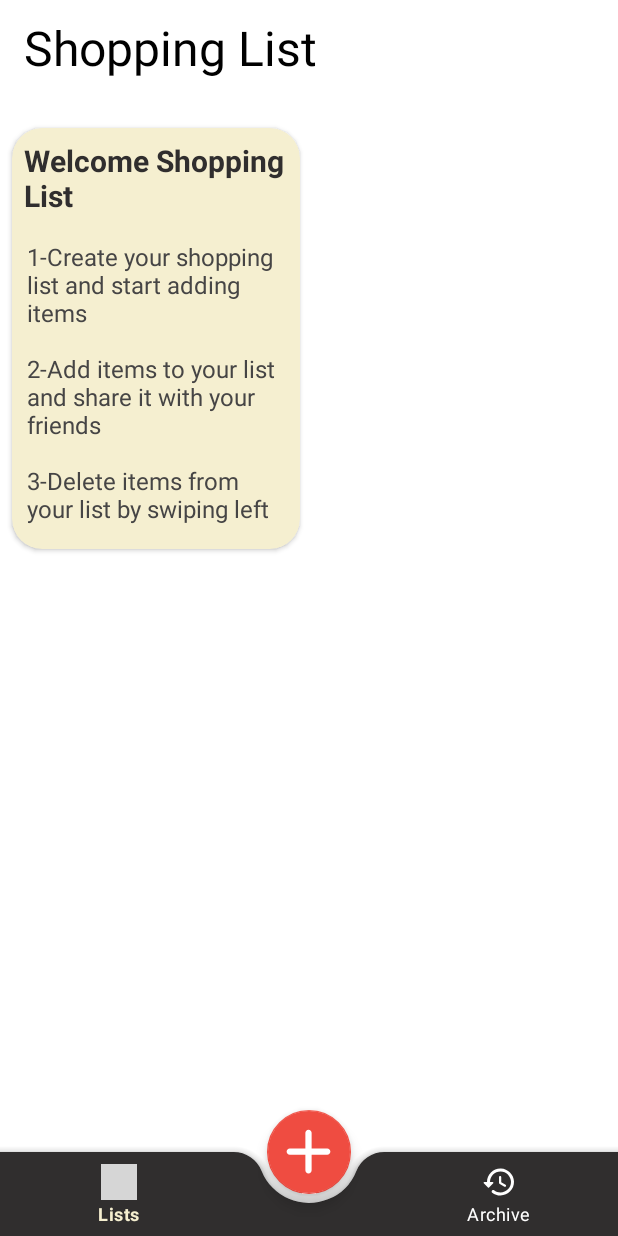
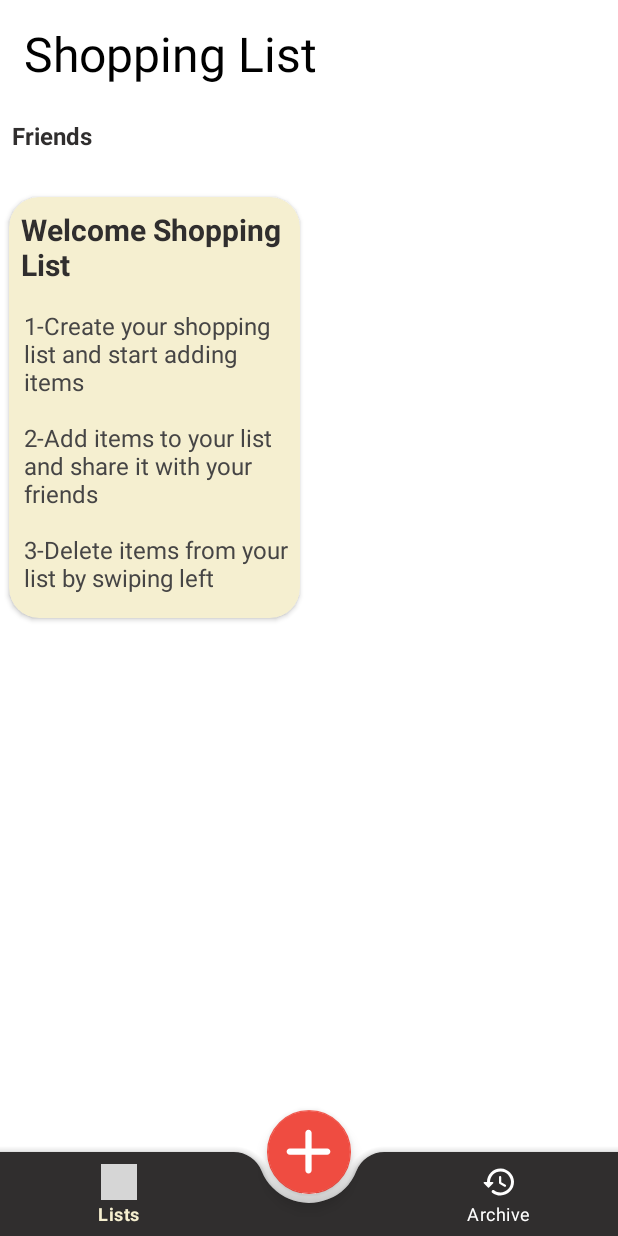
Before and after one commit to yuciferr/ShoppingListApp, an Android app: the screen it shows after launch once a user with an empty profile is signed in (MainActivity), on a phone screen of 412 x 824 dp. Run offline under Robolectric (Android 15) with nearby library versions, the phone set to English and light mode, and no system bars; our stand-ins replace CircleImageView, Firebase (no records; nobody signed in at launch, a user with empty details on screens opened directly), Picasso; grey boxes are pictures that could not be loaded.

Commit message:
Homepage nestedscrollview with two recyclerview

```diff
--- a/app/src/main/res/layout/activity_main.xml
+++ b/app/src/main/res/layout/activity_main.xml
@@ -17,9 +17,9 @@
         android:textColor="@color/black"
         android:textSize="32sp"
         android:textStyle="normal"
-        app:layout_constraintBottom_toTopOf="@+id/coordinatorLayout"
+        app:layout_constraintBottom_toBottomOf="@+id/profile_pic"
         app:layout_constraintStart_toStartOf="parent"
-        app:layout_constraintTop_toTopOf="parent" />
+        app:layout_constraintTop_toTopOf="@+id/profile_pic" />
 
     <de.hdodenhof.circleimageview.CircleImageView
         android:id="@+id/profile_pic"
--- a/app/src/main/res/layout/activity_sign_up.xml
+++ b/app/src/main/res/layout/activity_sign_up.xml
@@ -128,7 +128,7 @@
         android:layout_width="150dp"
         android:layout_height="150dp"
         android:layout_marginTop="45dp"
-        android:background="@drawable/pp"
+        android:src="@drawable/pp"
         app:layout_constraintEnd_toEndOf="parent"
         app:layout_constraintStart_toStartOf="parent"
         app:layout_constraintTop_toBottomOf="@+id/textView2" />
--- a/app/src/main/res/layout/fragment_lists.xml
+++ b/app/src/main/res/layout/fragment_lists.xml
@@ -1,17 +1,58 @@
 <?xml version="1.0" encoding="utf-8"?>
 <FrameLayout xmlns:android="http://schemas.android.com/apk/res/android"
+    xmlns:app="http://schemas.android.com/apk/res-auto"
     xmlns:tools="http://schemas.android.com/tools"
     android:layout_width="match_parent"
     android:layout_height="match_parent"
     tools:context=".Fragments.ListsFragment">
 
-    <androidx.recyclerview.widget.RecyclerView
-        android:id="@+id/recyclerView"
+    <androidx.core.widget.NestedScrollView
         android:layout_width="match_parent"
-        android:layout_height="match_parent"
-        android:layout_marginLeft="2dp"
-        android:layout_marginTop="16dp"
-        android:layout_marginRight="2dp"/>
+        android:layout_height="match_parent">
+
+        <androidx.constraintlayout.widget.ConstraintLayout
+            android:layout_width="match_parent"
+            android:layout_height="match_parent">
+
+            <TextView
+                android:id="@+id/textView11"
+                android:layout_width="wrap_content"
+                android:layout_height="wrap_content"
+                android:layout_marginStart="8dp"
+                android:layout_marginTop="16dp"
+                android:text="Friends"
+                android:textColor="@color/sign_in_button"
+                android:textSize="16sp"
+                android:textStyle="bold"
+                app:layout_constraintStart_toStartOf="parent"
+                app:layout_constraintTop_toTopOf="parent" />
+
+            <androidx.recyclerview.widget.RecyclerView
+                android:id="@+id/rw_horizontal"
+                android:layout_width="match_parent"
+                android:layout_height="wrap_content"
+                android:layout_marginTop="8dp"
+                android:orientation="horizontal"
+                app:layout_constraintEnd_toEndOf="parent"
+                app:layout_constraintHorizontal_bias="0.5"
+                app:layout_constraintStart_toStartOf="parent"
+                app:layout_constraintTop_toBottomOf="@+id/textView11" />
+
+
+            <androidx.recyclerview.widget.RecyclerView
+                android:id="@+id/recyclerView"
+                android:layout_width="match_parent"
+                android:layout_height="0dp"
+                android:layout_marginTop="16dp"
+                app:layout_constraintEnd_toEndOf="parent"
+                app:layout_constraintStart_toStartOf="parent"
+                app:layout_constraintTop_toBottomOf="@+id/rw_horizontal" />
+
+        </androidx.constraintlayout.widget.ConstraintLayout>
+
+    </androidx.core.widget.NestedScrollView>
+
+
 
     <ProgressBar
         android:id="@+id/progressBar3"
```
Also changed, not shown: app/src/main/java/com/example/shoppinglist/ListActivity.java (+24 -0 lines), app/src/main/java/com/example/shoppinglist/SignIn.java (+11 -0 lines), app/src/main/java/com/example/shoppinglist/SignUp.java (+12 -32 lines), app/src/main/res/layout/activity_list.xml (+23 -0 lines).
